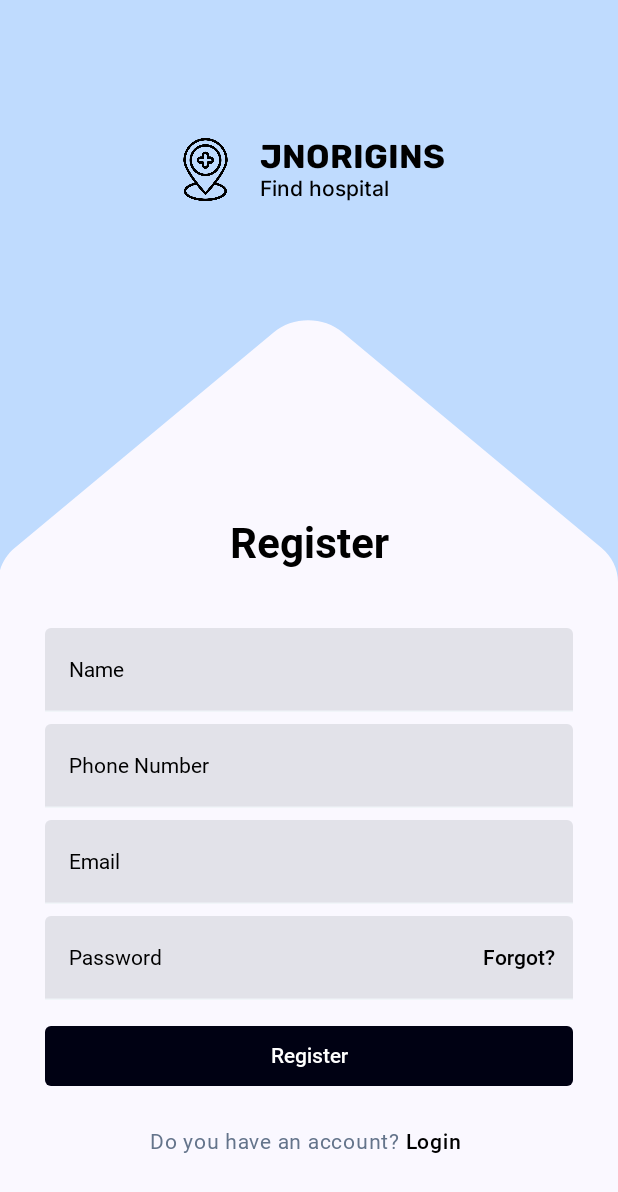
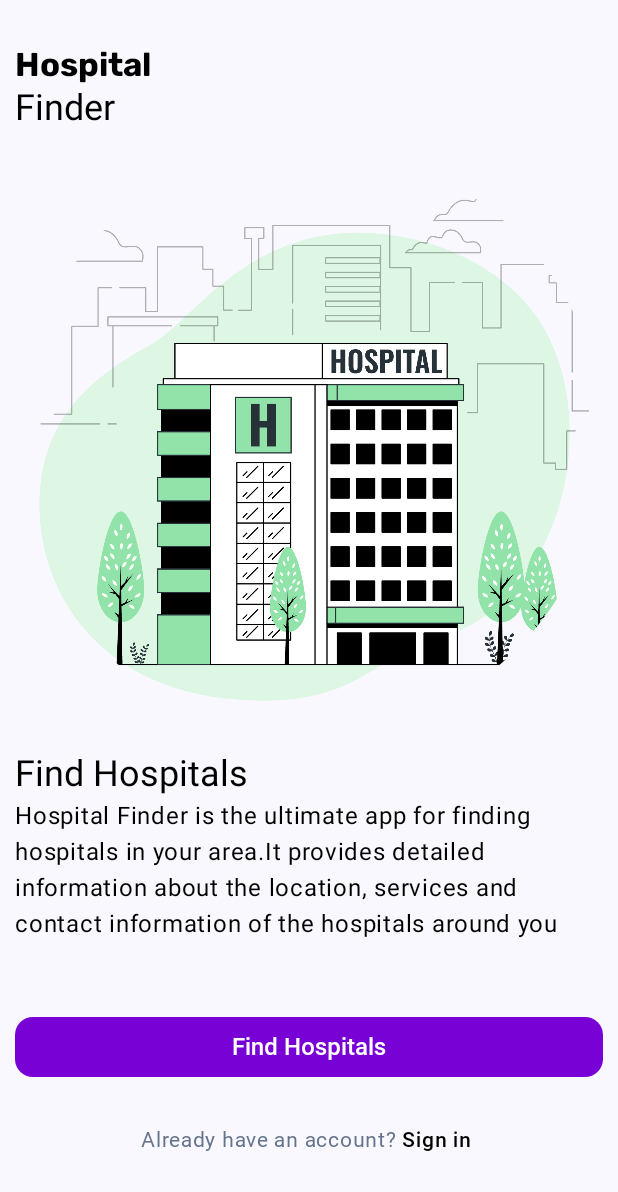
Before and after one commit to JJOMBWE-INNOVATIVE/jetcompose-practice, an Android app built with Jetpack Compose: the screen it shows after launch (MainActivity), on a phone screen of 412 x 824 dp. Shown: the top 1192 px of the screen. Run offline under Robolectric (Android 15) with nearby library versions, the phone set to English and light mode, and no system bars; our stand-ins replace window size class.

Commit message:
Welcome Screen

```diff
--- a/app/src/main/AndroidManifest.xml
+++ b/app/src/main/AndroidManifest.xml
@@ -13,7 +13,8 @@
         android:theme="@style/Theme.ComposePractice"
         tools:targetApi="31">
         <activity
-            android:name=".MainActivity"
+            android:windowSoftInputMode="adjustResize"
+            android:name=".Activity.MainActivity"
             android:exported="true"
             android:label="@string/app_name"
             android:theme="@style/Theme.ComposePractice">
--- /dev/null
+++ b/app/src/main/java/com/example/composepractice/Activity/MainActivity.kt
@@ -0,0 +1,28 @@
+package com.example.composepractice.Activity
+
+import android.os.Bundle
+import androidx.activity.ComponentActivity
+import androidx.activity.compose.setContent
+import androidx.compose.material3.ExperimentalMaterial3Api
+import com.example.composepractice.Screens.WelcomeScreen
+import com.example.composepractice.ui.theme.ComposePracticeTheme
+
+
+class MainActivity : ComponentActivity() {
+
+    @OptIn(ExperimentalMaterial3Api::class)
+    override fun onCreate(savedInstanceState: Bundle?) {
+        super.onCreate(savedInstanceState)
+        setContent {
+
+          ComposePracticeTheme {
+              WelcomeScreen()
+               // LoginScreen()
+             // RegisterScreen()
+
+
+
+          }
+        }
+    }
+}
--- a/app/src/main/java/com/example/composepractice/MainActivity.kt
+++ /dev/null
@@ -1,62 +0,0 @@
-package com.example.composepractice
-
-import android.os.Bundle
-import androidx.activity.ComponentActivity
-import androidx.activity.compose.setContent
-import androidx.compose.foundation.background
-import androidx.compose.foundation.layout.Arrangement
-import androidx.compose.foundation.layout.Box
-import androidx.compose.foundation.layout.Column
-import androidx.compose.foundation.layout.fillMaxSize
-import androidx.compose.foundation.layout.fillMaxWidth
-import androidx.compose.foundation.layout.height
-import androidx.compose.foundation.layout.width
-import androidx.compose.foundation.shape.RoundedCornerShape
-import androidx.compose.foundation.text.KeyboardActions
-import androidx.compose.foundation.text.KeyboardOptions
-import androidx.compose.material3.Button
-import androidx.compose.material3.ButtonDefaults
-import androidx.compose.material3.ExperimentalMaterial3Api
-import androidx.compose.material3.Icon
-import androidx.compose.material3.OutlinedTextField
-import androidx.compose.material3.Text
-import androidx.compose.material3.TextButton
-import androidx.compose.material3.TextField
-import androidx.compose.material3.TextFieldDefaults
-import androidx.compose.runtime.getValue
-import androidx.compose.runtime.mutableStateOf
-import androidx.compose.runtime.remember
-import androidx.compose.runtime.setValue
-import androidx.compose.ui.Alignment
-import androidx.compose.ui.Modifier
-import androidx.compose.ui.focus.FocusRequester
-import androidx.compose.ui.focus.focusRequester
-import androidx.compose.ui.graphics.Color
-import androidx.compose.ui.res.painterResource
-import androidx.compose.ui.text.input.ImeAction
-import androidx.compose.ui.text.input.KeyboardType
-import androidx.compose.ui.text.input.PasswordVisualTransformation
-import androidx.compose.ui.text.input.VisualTransformation
-import androidx.compose.ui.unit.dp
-import com.example.composepractice.ui.theme.ComposePracticeTheme
-import com.example.composepractice.ui.theme.MyCustomCard
-import com.example.composepractice.ui.theme.Publisher
-
-
-class MainActivity : ComponentActivity() {
-
-    @OptIn(ExperimentalMaterial3Api::class)
-    override fun onCreate(savedInstanceState: Bundle?) {
-        super.onCreate(savedInstanceState)
-        setContent {
-
-          ComposePracticeTheme {
-
-              RegisterScreen()
-
-
-
-          }
-        }
-    }
-}
--- /dev/null
+++ b/app/src/main/java/com/example/composepractice/Screens/WelcomeScreen.kt
@@ -0,0 +1,128 @@
+package com.example.composepractice.Screens
+
+import androidx.compose.foundation.Image
+import androidx.compose.foundation.isSystemInDarkTheme
+import androidx.compose.foundation.layout.Arrangement
+import androidx.compose.foundation.layout.Column
+import androidx.compose.foundation.layout.ColumnScope
+import androidx.compose.foundation.layout.Spacer
+import androidx.compose.foundation.layout.fillMaxSize
+import androidx.compose.foundation.layout.height
+import androidx.compose.foundation.layout.padding
+import androidx.compose.foundation.shape.CircleShape
+import androidx.compose.material3.MaterialTheme
+import androidx.compose.material3.Surface
+import androidx.compose.material3.Text
+import androidx.compose.runtime.Composable
+import androidx.compose.ui.Alignment
+import androidx.compose.ui.Modifier
+import androidx.compose.ui.draw.clip
+import androidx.compose.ui.graphics.Color
+import androidx.compose.ui.res.painterResource
+import androidx.compose.ui.res.stringResource
+import androidx.compose.ui.text.SpanStyle
+import androidx.compose.ui.text.buildAnnotatedString
+import androidx.compose.ui.text.font.FontWeight
+import androidx.compose.ui.text.withStyle
+import androidx.compose.ui.tooling.preview.Preview
+import androidx.compose.ui.unit.dp
+import com.example.composepractice.R
+import com.example.composepractice.Util.MyButton
+import com.example.composepractice.ui.theme.BlueGray
+import com.example.composepractice.ui.theme.Roboto
+
+
+@Composable
+fun WelcomeScreen()
+ {
+ Surface {
+     Column(
+         modifier = Modifier
+             .padding(horizontal = 10.dp, vertical = 30.dp)
+             .fillMaxSize(),
+         verticalArrangement = Arrangement.Top,
+         horizontalAlignment = Alignment.Start
+     ) {
+         val uiColor = if (isSystemInDarkTheme()) Color.White else Color.Black
+         Text(
+             text = stringResource(id = R.string.Hospital),
+             style = MaterialTheme.typography.headlineMedium,
+             color = uiColor
+         )
+         Text(
+             text = stringResource(id = R.string.Finder),
+             style = MaterialTheme.typography.headlineSmall,
+             color = uiColor
+         )
+         Spacer(modifier = Modifier.height(10.dp))
+         Image(
+             modifier = Modifier
+                 .clip(CircleShape),
+             painter = painterResource(id = R.drawable.hosp_building),
+             contentDescription = null
+         )
+         Spacer(modifier = Modifier.height(10.dp))
+         Text(
+             text = "Find Hospitals",
+             style = MaterialTheme.typography.headlineSmall,
+             color = uiColor
+         )
+         Text(
+             text = "Hospital Finder is the ultimate app for finding hospitals in your area." +
+                     "It provides detailed information about the location, services and " +
+                     "contact information of the hospitals around you ",
+             style = MaterialTheme.typography.bodyLarge,
+             color = uiColor
+         )
+         Spacer(modifier = Modifier.height(50.dp))
+         MyButton(
+             modifier = Modifier,
+             text = "Find Hospitals",
+             color = BlueGray,
+             colors = Color(0xFF7801D5)
+
+         )
+         Spacer(modifier = Modifier.height(30.dp))
+         CreateAccountWelcome()
+     }
+ }
+}
+
+@Composable
+private fun ColumnScope.CreateAccountWelcome() {
+    val uiColor = if (isSystemInDarkTheme()) Color.White else Color.Black
+    Text(
+        modifier = Modifier.align(alignment = Alignment.CenterHorizontally),
+        text = buildAnnotatedString {
+            withStyle(
+                style = SpanStyle(
+                    color = Color(0xFF64748B),
+                    fontSize = MaterialTheme.typography.bodyMedium.fontSize,
+                    fontWeight = FontWeight.Normal,
+                    fontFamily = Roboto
+
+                )
+            ) {
+                append("Already have an account? ")
+            }
+            withStyle(
+                style = SpanStyle(
+                    color = uiColor,
+                    fontSize = MaterialTheme.typography.bodyMedium.fontSize,
+                    fontWeight = FontWeight.Medium,
+                    fontFamily = Roboto
+
+                )
+            ) {
+                append("")
+                append("Sign in ")
+            }
+        })
+
+}
+
+@Preview
+@Composable
+fun WelcomeScreenPreview() {
+    WelcomeScreen()
+}
--- a/app/src/main/java/com/example/composepractice/MyScreenState.kt
+++ b/app/src/main/java/com/example/composepractice/States/MyScreenState.kt
@@ -1,4 +1,4 @@
-package com.example.composepractice
+package com.example.composepractice.States
 
 import androidx.compose.runtime.mutableStateOf
 
--- a/app/src/main/java/com/example/composepractice/LoginTextField.kt
+++ b/app/src/main/java/com/example/composepractice/Util/LoginTextField.kt
@@ -1,4 +1,4 @@
-package com.example.composepractice
+package com.example.composepractice.Util
 
 import androidx.compose.foundation.isSystemInDarkTheme
 import androidx.compose.foundation.layout.fillMaxWidth
--- /dev/null
+++ b/app/src/main/java/com/example/composepractice/Util/MyButton.kt
@@ -0,0 +1,50 @@
+package com.example.composepractice.Util
+
+import androidx.compose.foundation.isSystemInDarkTheme
+import androidx.compose.foundation.layout.fillMaxWidth
+import androidx.compose.foundation.layout.height
+import androidx.compose.foundation.shape.RoundedCornerShape
+import androidx.compose.material3.Button
+import androidx.compose.material3.ButtonDefaults
+import androidx.compose.material3.MaterialTheme
+import androidx.compose.material3.Text
+import androidx.compose.runtime.Composable
+import androidx.compose.ui.Modifier
+import androidx.compose.ui.graphics.Color
+import androidx.compose.ui.res.stringResource
+import androidx.compose.ui.text.font.FontWeight
+import androidx.compose.ui.unit.dp
+import androidx.compose.ui.unit.sp
+import com.example.composepractice.R
+import com.example.composepractice.ui.theme.Black
+import com.example.composepractice.ui.theme.BlueGray
+import com.example.composepractice.ui.theme.dimens
+
+
+@Composable
+fun MyButton(
+    modifier: Modifier = Modifier,
+    text: String,
+    color: Color,
+    colors: Color
+) {
+    Button(
+        modifier = modifier
+            .fillMaxWidth()
+            .height(MaterialTheme.dimens.buttonHeight),
+        onClick = { /* TODO */ },
+        colors = ButtonDefaults.buttonColors(
+            containerColor = if (isSystemInDarkTheme()) color else colors,
+            contentColor = Color.White,
+        ),
+        shape = MaterialTheme.shapes.medium
+    ) {
+        Text(
+            text = text,
+            style = MaterialTheme.typography.labelMedium.copy(
+                fontWeight = FontWeight.Medium,
+                fontSize = 16.sp
+            )
+        )
+    }
+}
--- a/app/src/main/java/com/example/composepractice/SocialMediaLogin.kt
+++ b/app/src/main/java/com/example/composepractice/Util/SocialMediaLogin.kt
@@ -1,4 +1,4 @@
-package com.example.composepractice
+package com.example.composepractice.Util
 
 import androidx.annotation.DrawableRes
 import androidx.compose.foundation.Image
--- a/app/src/main/java/com/example/composepractice/MyViewModel.kt
+++ b/app/src/main/java/com/example/composepractice/ViewModel/MyViewModel.kt
@@ -1,7 +1,8 @@
-package com.example.composepractice
+package com.example.composepractice.ViewModel
 
 import androidx.compose.runtime.mutableStateOf
 import androidx.lifecycle.ViewModel
+import com.example.composepractice.States.MyScreenState
 
 class MyViewModel: ViewModel() {
 
--- a/app/src/main/java/com/example/composepractice/ui/theme/Theme.kt
+++ b/app/src/main/java/com/example/composepractice/ui/theme/Theme.kt
@@ -19,7 +19,7 @@ import androidx.compose.ui.platform.LocalConfiguration
 import androidx.compose.ui.platform.LocalContext
 import androidx.compose.ui.platform.LocalView
 import androidx.core.view.WindowCompat
-import com.example.composepractice.MainActivity
+import com.example.composepractice.Activity.MainActivity
 
 private val DarkColorScheme = darkColorScheme(
     primary = BlueGray,
--- a/app/src/main/res/values/strings.xml
+++ b/app/src/main/res/values/strings.xml
@@ -6,4 +6,6 @@
     <string name="Find">Find hospital</string>
     <string name="login">Login</string>
     <string name="Register">Register</string>
+    <string name="Hospital">Hospital</string>
+    <string name="Finder">Finder</string>
 </resources>
```
Also changed, not shown: app/src/main/java/com/example/composepractice/Activity/LoginScreen.kt (renamed from app/src/main/java/com/example/composepractice/LoginScreen.kt, +18 -5 lines), app/src/main/java/com/example/composepractice/Screens/HomeScreen.kt (added, +9 -0 lines), app/src/main/java/com/example/composepractice/Screens/RegisterScreen.kt (renamed from app/src/main/java/com/example/composepractice/RegisterScreen.kt, +17 -3 lines), app/src/main/java/com/example/composepractice/States/remenberIMEState.kt (added, +34 -0 lines), app/src/main/res/drawable/hosp_building.png (added).
